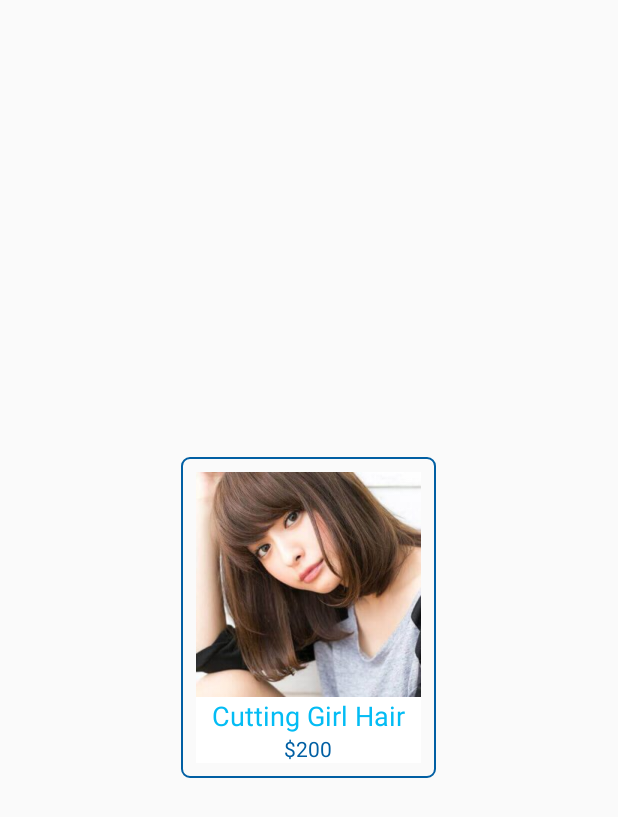
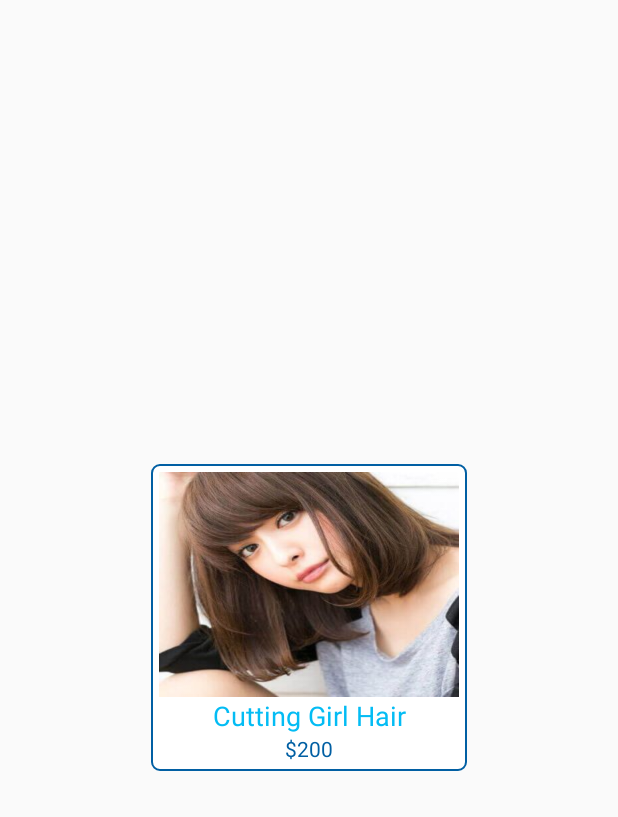
Before and after one commit to danh-luong/HCI_SpaBooking_Mobile, an Android app: the layout service_card_list.xml on its own in the app's theme, with its tools: preview values and no code run, on a phone screen of 412 x 824 dp. Shown: the top 817 px of the screen. Run offline under Robolectric (Android 15) with nearby library versions, the phone set to English and light mode, and no system bars; Roboto replaces fonts that are not available here.

Commit message:
Update UI for Top Services

```diff
--- a/RosieBeauty/app/src/main/java/rosie/com/rosiebeauty/MainActivity.java
+++ b/RosieBeauty/app/src/main/java/rosie/com/rosiebeauty/MainActivity.java
@@ -149,4 +149,8 @@ public class MainActivity extends AppCompatActivity {
     public void setIsCurrentSearchFragment(boolean isCurrentSearchFragment) {
         this.isCurrentSearchFragment = isCurrentSearchFragment;
     }
+
+    public void clickToShowDetail(View view) {
+
+    }
 }
--- a/RosieBeauty/app/src/main/res/drawable/background_border.xml
+++ b/RosieBeauty/app/src/main/res/drawable/background_border.xml
@@ -8,10 +8,10 @@
     <corners android:bottomLeftRadius="5dp"
         android:topLeftRadius="5dp"
         android:bottomRightRadius="5dp"
-        android:topRightRadius="5dp" />
+        android:topRightRadius="5dp"
+        />
 
     <!-- Optional, fill the rest of your background with a color or gradient, use transparent if you only want the border to be displayed-->
-    <gradient android:startColor="@android:color/transparent"
-        android:endColor="@android:color/transparent"
-        android:angle="90"/>
+    <solid
+        android:color="@color/white"/>
 </shape>
--- a/RosieBeauty/app/src/main/res/layout/service_card_list.xml
+++ b/RosieBeauty/app/src/main/res/layout/service_card_list.xml
@@ -1,22 +1,22 @@
 <?xml version="1.0" encoding="utf-8"?>
 <RelativeLayout xmlns:android="http://schemas.android.com/apk/res/android"
-    android:layout_width="wrap_content"
+    android:layout_width="match_parent"
     android:layout_height="wrap_content"
     android:layout_gravity="center"
-    android:paddingLeft="5dp"
-    android:paddingRight="5dp">
+    android:gravity="center"
+    android:padding="5dp">
 
     <RelativeLayout
         android:layout_width="wrap_content"
         android:layout_height="wrap_content"
         android:background="@drawable/background_border"
-        android:padding="10dp"
+        android:padding="5dp"
         android:clickable="true"
         android:onClick="clickToShowDetail">
 
         <ImageView
             android:id="@+id/imageService"
-            android:layout_width="150dp"
+            android:layout_width="200dp"
             android:layout_height="150dp"
             android:layout_below="@+id/pager_Slideshow"
             android:layout_margin="0dp"
@@ -26,7 +26,7 @@
 
         <TextView
             android:id="@+id/txtNameService"
-            android:layout_width="150dp"
+            android:layout_width="200dp"
             android:layout_height="wrap_content"
             android:background="#FFFFFF"
             android:fontFamily="@font/philosopher_bold"
@@ -39,7 +39,7 @@
             android:layout_below="@+id/imageService"/>
         <TextView
             android:id="@+id/txtPriceService"
-            android:layout_width="150dp"
+            android:layout_width="200dp"
             android:layout_height="wrap_content"
             android:background="#FFFFFF"
             android:fontFamily="@font/philosopher_bold"
```
Also changed, not shown: RosieBeauty/app/src/main/java/rosie/com/rosiebeauty/Adapter/MultiViewTypeAdapter.java (+4 -7 lines), RosieBeauty/app/src/main/java/rosie/com/rosiebeauty/HomeFragment.java (+4 -4 lines), RosieBeauty/app/src/main/java/rosie/com/rosiebeauty/Model/MultiViewModel.java (+9 -1 lines).
